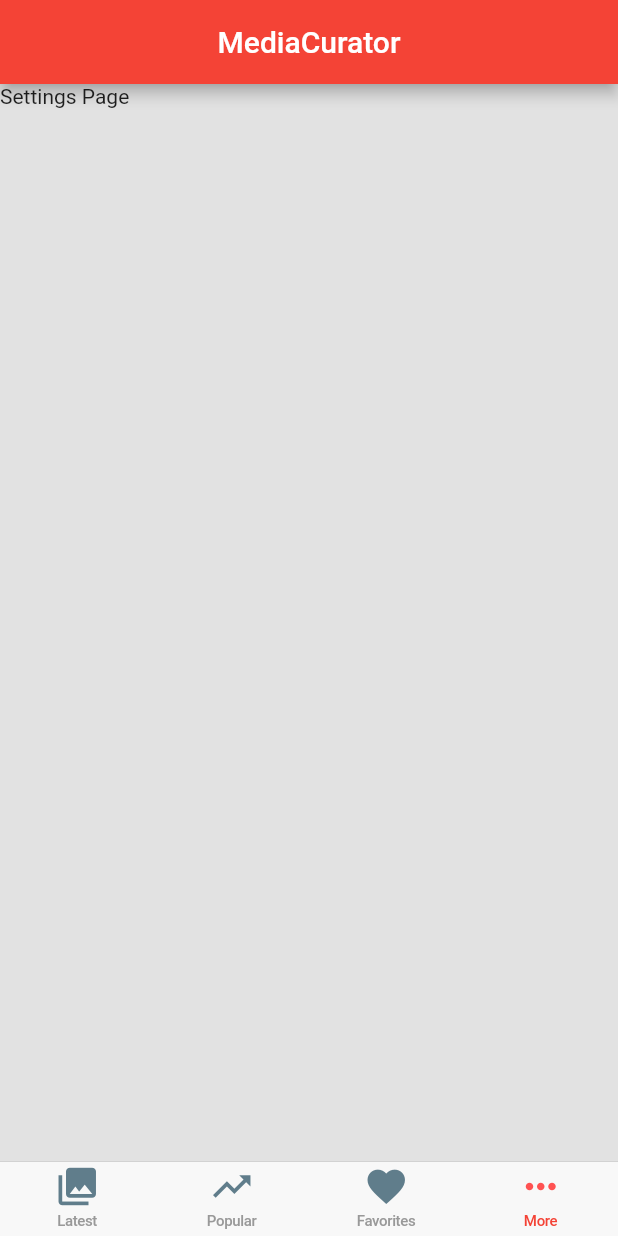
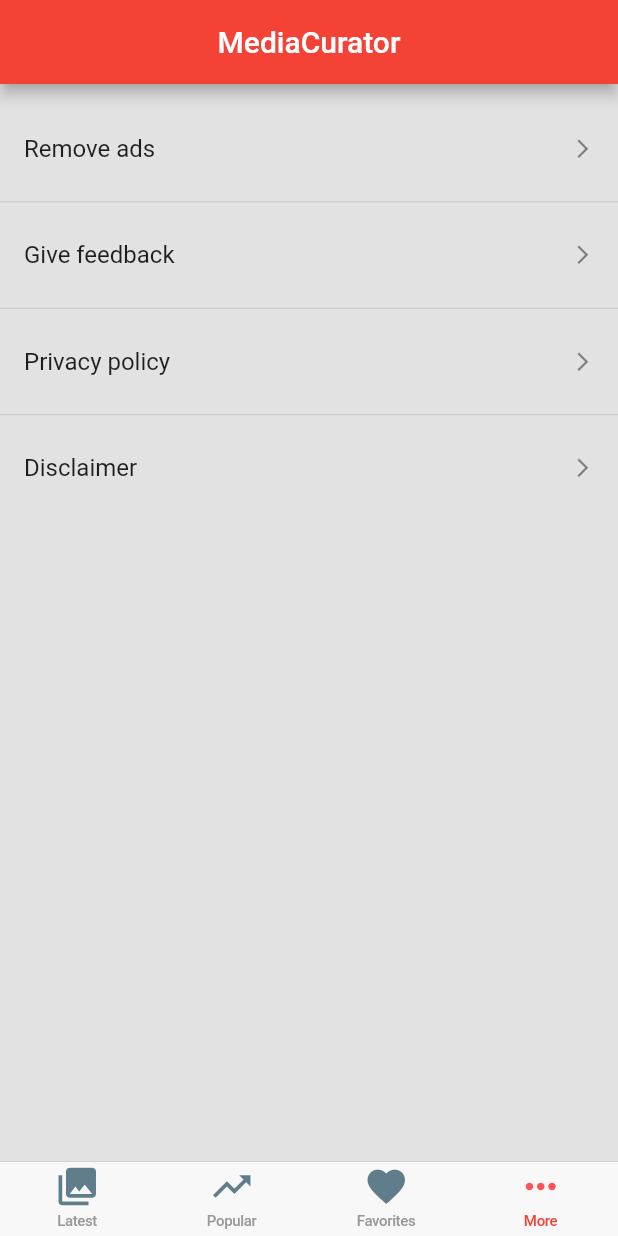
Before and after one commit to shahthepro/reddit_curator, a Flutter app: the screen it shows after launch, item 4 of the bottom bar chosen, on a phone screen of 412 x 824 dp. Run offline on Flutter 3.47's test engine with Material 2 defaults, Android fonts, the phone set to English and light mode, and no system bars; our stand-ins replace photo_view, sqflite, timeago; missing offline and left inert: admob_flutter, esys_flutter_share, image_downloader; accounts and stored records are empty; network calls fail.

Commit message:
Updated Settings page UI

```diff
--- /dev/null
+++ b/lib/components/settings.dart
@@ -0,0 +1,105 @@
+import 'package:flutter/cupertino.dart';
+import 'package:flutter/material.dart';
+
+Widget getSettingsPage() {
+  return Container(
+    // color: CupertinoColors.lightBackgroundGray,
+    child: new ListView(
+      padding: EdgeInsets.zero,
+      children: <Widget>[
+        Divider(height: 15.0, color: Colors.transparent),
+        ListTile(
+          title: Text('Remove ads'),
+          onTap: () {
+            print("Tapped");
+          },
+          trailing: Icon(Icons.arrow_forward_ios, size: 15,),
+        ),
+        Divider(height: 15.0),
+        ListTile(
+          title: Text('Give feedback'),
+          onTap: () {
+            print("Tapped");
+          },
+          trailing: Icon(Icons.arrow_forward_ios, size: 15,),
+        ),
+        Divider(height: 15.0),
+        ListTile(
+          title: Text('Privacy policy'),
+          onTap: () {
+            print("Tapped");
+          },
+          trailing: Icon(Icons.arrow_forward_ios, size: 15,),
+        ),
+        Divider(height: 15.0),
+        ListTile(
+          title: Text('Disclaimer'),
+          onTap: () {
+            print("Tapped");
+          },
+          trailing: Icon(Icons.arrow_forward_ios, size: 15,),
+        ),
+      ],
+    )
+    //   children: <Widget>[
+    //     // new ListTile(
+    //     //   title: Text("Personalization", style: TextStyle(fontWeight: FontWeight.bold),),
+    //     // )
+    //     new ListTile(
+    //       contentPadding: EdgeInsets.only(top: 5, left: 15, bottom: 0, right: 5),
+    //       title: Text("Personalization"),
+    //       dense: true,
+    //     ),
+    //     Container(
+    //       // decoration: BoxDecoration(
+    //       //   color: CupertinoColors.white,
+    //       //   border: Border(
+    //       //     top: const BorderSide(
+    //       //       color: CupertinoColors.inactiveGray,
+    //       //       width: 0.0,
+    //       //     ),
+    //       //     bottom: const BorderSide(
+    //       //       color: CupertinoColors.inactiveGray,
+    //       //       width: 0.0,
+    //       //     ),
+    //       //   ),
+    //       // ),
+    //       child: new ListTile(
+    //         title: Text("Remove ads"),
+    //         enabled: true,
+    //         onTap: () {
+    //           print("Hello");
+    //         },
+    //       ),
+    //     )
+    //   ],
+    // ),
+    // // child: Column(
+    // //   children: <Widget>[
+    // //     Container(
+    // //       decoration: BoxDecoration(
+    // //         color: CupertinoColors.white,
+    // //         border: Border(
+    // //           top: const BorderSide(
+    // //             color: CupertinoColors.inactiveGray,
+    // //             width: 0.0,
+    // //           ),
+    // //           bottom: const BorderSide(
+    // //             color: CupertinoColors.inactiveGray,
+    // //             width: 0.0,
+    // //           ),
+    // //         ),
+    // //       ),
+    // //       child: Column(
+    // //         crossAxisAlignment: CrossAxisAlignment.stretch,
+    // //         children: <Widget>[
+    // //           Text("Remove ads"),
+    // //           Text("Remove ads"),
+    // //         ],
+    // //       ),
+    // //     ),
+    // //   ],
+    // // ),
+  );
+
+}
--- a/lib/screens/home.dart
+++ b/lib/screens/home.dart
@@ -1,6 +1,7 @@
 import 'package:admob_flutter/admob_flutter.dart';
 import 'package:flutter/material.dart';
 import 'package:reddit_curator/components/card-view.dart';
+import 'package:reddit_curator/components/settings.dart';
 import 'package:reddit_curator/data/feed.dart';
 import 'package:flutter/cupertino.dart';
 // import 'package:sqflite/sqflite.dart';
@@ -92,7 +93,7 @@ class _HomePageState extends State<HomePage> {
   Widget _buildSettingsView() {
     return new CupertinoTabView(
       builder: (BuildContext context) {
-        return Text("Settings Page");
+        return getSettingsPage();
       },
     );
   }
```
